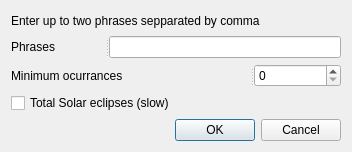
QTinman/GAnalyzer, file rankdialog.ui: the form before one commit.
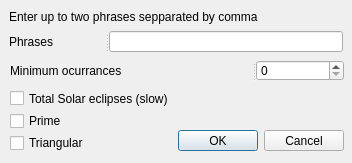
The form after the commit.

What changed in the file:
```diff
--- a/rankdialog.ui
+++ b/rankdialog.ui
@@ -7,22 +7,34 @@
     <x>0</x>
     <y>0</y>
     <width>352</width>
-    <height>152</height>
+    <height>163</height>
    </rect>
   </property>
   <property name="windowTitle">
    <string>Phrase ranking over a year.</string>
   </property>
-  <layout class="QVBoxLayout" name="verticalLayout">
-   <item>
     <widget class="QLabel" name="label">
+   <property name="geometry">
+    <rect>
+     <x>9</x>
+     <y>9</y>
+     <width>334</width>
+     <height>16</height>
+    </rect>
+   </property>
      <property name="text">
       <string>Enter up to two phrases sepparated by comma</string>
      </property>
     </widget>
-   </item>
-   <item>
     <widget class="QSplitter" name="splitter_2">
+   <property name="geometry">
+    <rect>
+     <x>9</x>
+     <y>31</y>
+     <width>334</width>
+     <height>21</height>
+    </rect>
+   </property>
      <property name="orientation">
       <enum>Qt::Horizontal</enum>
      </property>
@@ -36,9 +48,15 @@
      </widget>
      <widget class="QLineEdit" name="phrases"/>
     </widget>
-   </item>
-   <item>
     <widget class="QSplitter" name="splitter">
+   <property name="geometry">
+    <rect>
+     <x>10</x>
+     <y>60</y>
+     <width>334</width>
+     <height>21</height>
+    </rect>
+   </property>
      <property name="orientation">
       <enum>Qt::Horizontal</enum>
      </property>
@@ -52,16 +70,15 @@
      </widget>
      <widget class="QSpinBox" name="min"/>
     </widget>
-   </item>
-   <item>
-    <widget class="QCheckBox" name="checkBox">
-     <property name="text">
-      <string>Total Solar eclipses (slow)</string>
-     </property>
-    </widget>
-   </item>
-   <item>
     <widget class="QDialogButtonBox" name="buttonBox">
+   <property name="geometry">
+    <rect>
+     <x>10</x>
+     <y>130</y>
+     <width>334</width>
+     <height>21</height>
+    </rect>
+   </property>
      <property name="orientation">
       <enum>Qt::Horizontal</enum>
      </property>
@@ -69,9 +86,47 @@
       <set>QDialogButtonBox::Cancel|QDialogButtonBox::Ok</set>
      </property>
     </widget>
+  <widget class="QWidget" name="">
+   <property name="geometry">
+    <rect>
+     <x>10</x>
+     <y>90</y>
+     <width>181</width>
+     <height>61</height>
+    </rect>
+   </property>
+   <layout class="QVBoxLayout" name="verticalLayout">
+    <item>
+     <widget class="QCheckBox" name="checkBox">
+      <property name="text">
+       <string>Total Solar eclipses (slow)</string>
+      </property>
+     </widget>
+    </item>
+    <item>
+     <widget class="QCheckBox" name="checkBox_3">
+      <property name="text">
+       <string>Prime</string>
+      </property>
+     </widget>
+    </item>
+    <item>
+     <widget class="QCheckBox" name="checkBox_2">
+      <property name="text">
+       <string>Triangular</string>
+      </property>
+     </widget>
    </item>
   </layout>
  </widget>
+ </widget>
+ <tabstops>
+  <tabstop>phrases</tabstop>
+  <tabstop>min</tabstop>
+  <tabstop>checkBox</tabstop>
+  <tabstop>checkBox_3</tabstop>
+  <tabstop>checkBox_2</tabstop>
+ </tabstops>
  <resources/>
  <connections>
   <connection>
```
Lines whose indentation alone changed are shown as unchanged.
